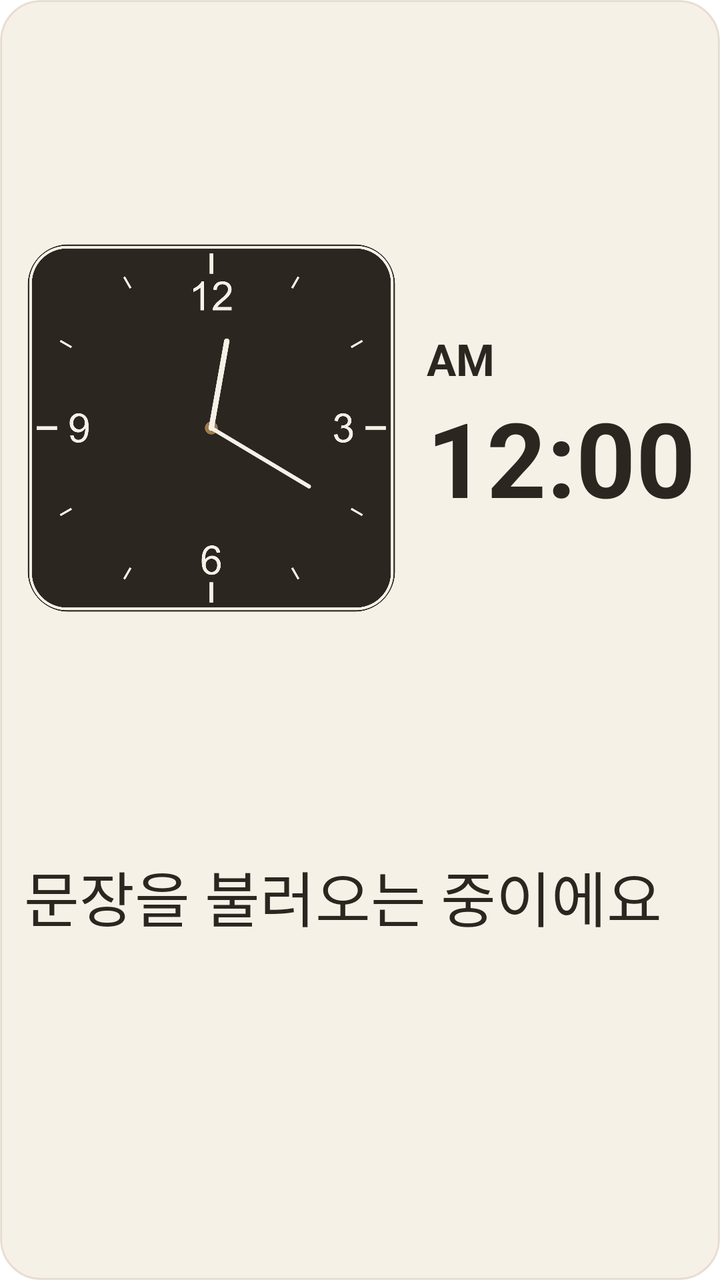
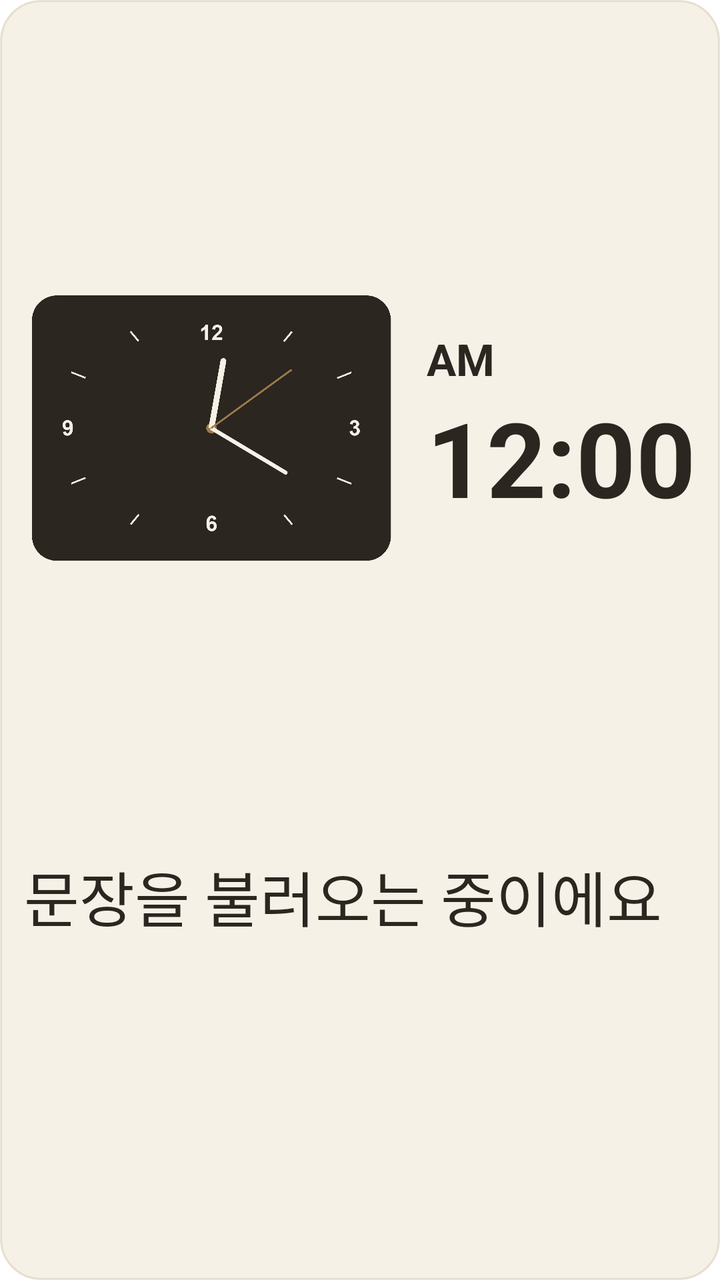

Screens rendered from an Android XML layout before and after an edit, with the pre-edit source and the edit as a unified diff.
<!-- AndroidManifest.xml: fallback theme Theme.MaterialComponents.DayNight.NoActionBar -->
<!-- res/layout/widget_large.xml -->
<?xml version="1.0" encoding="utf-8"?>
<LinearLayout xmlns:android="http://schemas.android.com/apk/res/android"
    android:id="@+id/widget_root"
    android:layout_width="match_parent"
    android:layout_height="match_parent"
    android:orientation="vertical"
    android:background="@drawable/widget_background"
    android:padding="12dp">

    
    <LinearLayout
        android:layout_width="match_parent"
        android:layout_height="0dp"
        android:layout_weight="2"
        android:orientation="horizontal"
        android:gravity="center_vertical">

        <FrameLayout
            android:layout_width="0dp"
            android:layout_height="match_parent"
            android:layout_weight="1">

            <AnalogClock
                android:id="@+id/widget_clock_analog"
                android:layout_width="match_parent"
                android:layout_height="match_parent"
                android:dial="@drawable/widget_clock_dial"
                android:hand_hour="@drawable/widget_clock_hand_hour"
                android:hand_minute="@drawable/widget_clock_hand_minute" />

            <ImageView
                android:id="@+id/widget_clock_hand_alarm"
                android:layout_width="match_parent"
                android:layout_height="match_parent"
                android:src="@drawable/widget_clock_hand_alarm"
                android:visibility="gone"
                android:contentDescription="@null" />

        </FrameLayout>

        
        <LinearLayout
            android:layout_width="wrap_content"
            android:layout_height="wrap_content"
            android:layout_marginStart="14dp"
            android:orientation="vertical">

            <TextView
                android:id="@+id/widget_meridiem"
                android:layout_width="wrap_content"
                android:layout_height="wrap_content"
                android:text="AM"
                android:textSize="22sp"
                android:textStyle="bold"
                android:textColor="#2B2620" />

            <TextClock
                android:id="@+id/widget_clock_text"
                android:layout_width="wrap_content"
                android:layout_height="wrap_content"
                android:format12Hour="h:mm"
                android:format24Hour="h:mm"
                android:textSize="52sp"
                android:textStyle="bold"
                android:textColor="#2B2620" />

        </LinearLayout>

    </LinearLayout>

    <LinearLayout
        android:layout_width="match_parent"
        android:layout_height="0dp"
        android:layout_weight="1"
        android:layout_marginTop="10dp"
        android:orientation="vertical">

        
        <TextView
            android:id="@+id/widget_quote"
            android:layout_width="match_parent"
            android:layout_height="0dp"
            android:layout_weight="1"
            android:text="문장을 불러오는 중이에요"
            android:textColor="#2B2620"
            android:autoSizeTextType="uniform"
            android:autoSizeMinTextSize="10sp"
            android:autoSizeMaxTextSize="30sp"
            android:autoSizeStepGranularity="1sp" />

        <TextView
            android:id="@+id/widget_attribution"
            android:layout_width="match_parent"
            android:layout_height="wrap_content"
            android:layout_marginTop="4dp"
            android:text=""
            android:textSize="18sp"
            android:textColor="#8A6438"
            android:maxLines="1"
            android:ellipsize="end" />

    </LinearLayout>

</LinearLayout>
<!-- resources referenced by this layout -->
<resources>
  <!-- drawable widget_background (drawable) -->
  <?xml version="1.0" encoding="utf-8"?>
  <shape xmlns:android="http://schemas.android.com/apk/res/android">
      <solid android:color="#F6F1E7" />
      <stroke android:width="1dp" android:color="#339C7A4A" />
      <corners android:radius="20dp" />
  </shape>
  <!-- drawable widget_clock_dial: png bitmap (drawable-xxxhdpi, 109927 bytes) -->
  <!-- drawable widget_clock_hand_alarm: png bitmap (drawable-xxxhdpi, 11423 bytes) -->
  <!-- drawable widget_clock_hand_hour: png bitmap (drawable-xxxhdpi, 12305 bytes) -->
  <!-- drawable widget_clock_hand_minute: png bitmap (drawable-xxxhdpi, 12108 bytes) -->
</resources>

<!-- the commit's change to res/layout/widget_large.xml (unified diff, before → after) -->
@@ -26,7 +26,8 @@
                 android:layout_height="match_parent"
                 android:dial="@drawable/widget_clock_dial"
                 android:hand_hour="@drawable/widget_clock_hand_hour"
-                android:hand_minute="@drawable/widget_clock_hand_minute" />
+                android:hand_minute="@drawable/widget_clock_hand_minute"
+                android:hand_second="@drawable/widget_clock_hand_second" />
 
             <ImageView
                 android:id="@+id/widget_clock_hand_alarm"
<!-- resource entries referenced after the edit -->
@@ -7,9 +7,10 @@
       <stroke android:width="1dp" android:color="#339C7A4A" />
       <corners android:radius="20dp" />
   </shape>
-  <!-- drawable widget_clock_dial: png bitmap (drawable-xxxhdpi, 109927 bytes) -->
-  <!-- drawable widget_clock_hand_alarm: png bitmap (drawable-xxxhdpi, 11423 bytes) -->
-  <!-- drawable widget_clock_hand_hour: png bitmap (drawable-xxxhdpi, 12305 bytes) -->
-  <!-- drawable widget_clock_hand_minute: png bitmap (drawable-xxxhdpi, 12108 bytes) -->
+  <!-- drawable widget_clock_dial: png bitmap (drawable-xxxhdpi, 23020 bytes) -->
+  <!-- drawable widget_clock_hand_alarm: png bitmap (drawable-xxxhdpi, 7913 bytes) -->
+  <!-- drawable widget_clock_hand_hour: png bitmap (drawable-xxxhdpi, 8297 bytes) -->
+  <!-- drawable widget_clock_hand_minute: png bitmap (drawable-xxxhdpi, 8462 bytes) -->
+  <!-- drawable widget_clock_hand_second: png bitmap (drawable-xxxhdpi, 8554 bytes) -->
 </resources>
 
